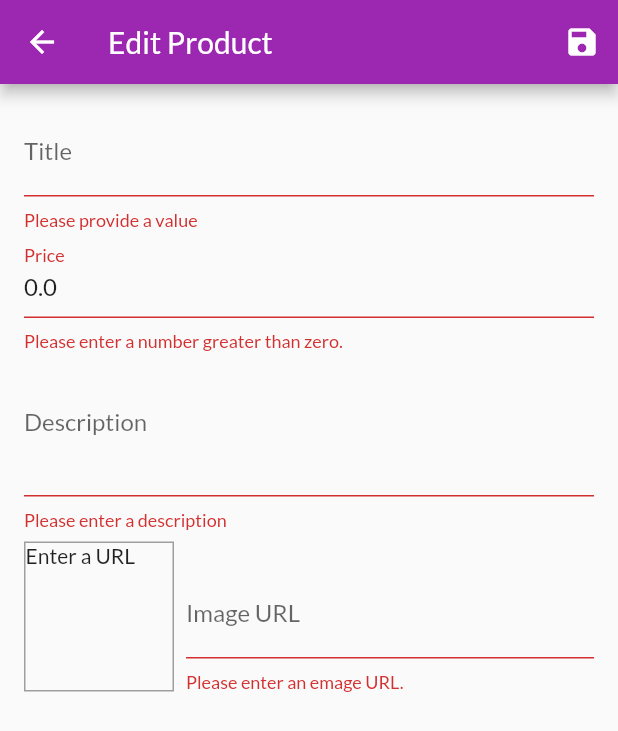
After one commit to johnnyaustor/flutter-shop-app, a Flutter app: the EditProductScreen screen opened by its route, after a tap on the "save" icon, on a phone screen of 412 x 824 dp. The commit adds this screen. Shown: the top 731 px of the screen. Run offline on Flutter 3.47's test engine with Material 2 defaults, Android fonts, the phone set to English and light mode, and no system bars; network calls fail.

Commit message:
update feature form input (#2)

```diff
--- a/lib/main.dart
+++ b/lib/main.dart
@@ -1,7 +1,9 @@
 import 'package:flutter/material.dart';
 import 'package:flutter_shop_app/providers/orders_provider.dart';
 import 'package:flutter_shop_app/screens/cart_screen.dart';
+import 'package:flutter_shop_app/screens/edit_product_screen.dart';
 import 'package:flutter_shop_app/screens/orders_screen.dart';
+import 'package:flutter_shop_app/screens/user_products_screen.dart';
 import 'package:provider/provider.dart';
 
 import 'providers/cart_provider.dart';
@@ -36,7 +38,9 @@ class MyApp extends StatelessWidget {
         routes: {
           ProductDetailScreen.routeName: (_) => const ProductDetailScreen(),
           CartScreen.routeName: (_) => const CartScreen(),
-          OrdersScreen.routerName: (_) => const OrdersScreen(),
+          OrdersScreen.routeName: (_) => const OrdersScreen(),
+          UserProductsScreen.routeName: (_) => const UserProductsScreen(),
+          EditProductScreen.routeName: (_) => const EditProductScreen(),
         },
       ),
     );
--- a/lib/providers/product_provider.dart
+++ b/lib/providers/product_provider.dart
@@ -9,7 +9,7 @@ class ProductProvider with ChangeNotifier {
   late bool isFavorite;
 
   ProductProvider({
-    required this.id,
+    this.id = '',
     required this.title,
     required this.desc,
     required this.price,
--- a/lib/providers/products_provider.dart
+++ b/lib/providers/products_provider.dart
@@ -49,8 +49,28 @@ class ProductsProvider with ChangeNotifier {
     return _items.firstWhere((product) => product.id == id);
   }
 
-  void add() {
-    // _items.add(product);
+  void add(ProductProvider product) {
+    final newProduct = ProductProvider(
+      id: DateTime.now().toString(),
+      title: product.title,
+      desc: product.desc,
+      price: product.price,
+      imageUrl: product.imageUrl,
+    );
+    _items.add(newProduct);
+    notifyListeners();
+  }
+
+  void update(String id, ProductProvider product) {
+    var productIndex = _items.indexWhere((item) => item.id == id);
+    if (productIndex >= 0) {
+      _items[productIndex] = product;
+      notifyListeners();
+    }
+  }
+
+  void delete(String id) {
+    _items.removeWhere((item) => item.id == id);
     notifyListeners();
   }
 }
--- /dev/null
+++ b/lib/screens/edit_product_screen.dart
@@ -0,0 +1,230 @@
+import 'package:flutter/material.dart';
+import 'package:flutter_shop_app/providers/product_provider.dart';
+import 'package:provider/provider.dart';
+
+import '../providers/products_provider.dart';
+
+class EditProductScreen extends StatefulWidget {
+  static const routeName = '/edit-product';
+  const EditProductScreen({Key? key}) : super(key: key);
+
+  @override
+  _EditProductScreenState createState() => _EditProductScreenState();
+}
+
+class _EditProductScreenState extends State<EditProductScreen> {
+  final _priceFocusNode = FocusNode();
+  final _descFocusNode = FocusNode();
+  final _imageUrlFocusNode = FocusNode();
+  final _imageUrlController = TextEditingController();
+  final _form = GlobalKey<FormState>();
+
+  String _title = '';
+  String _desc = '';
+  double _price = 0.0;
+  String _imageUrl = '';
+  ProductProvider _editedProduct = ProductProvider(
+    id: '',
+    title: '',
+    desc: '',
+    imageUrl: '',
+    price: 0.0,
+  );
+  var _isInit = true;
+
+  @override
+  void initState() {
+    _imageUrlFocusNode.addListener(_updateImageUrl);
+    super.initState();
+  }
+
+  @override
+  void didChangeDependencies() {
+    if (_isInit) {
+      final productId = ModalRoute.of(context)?.settings.arguments as String?;
+      if (productId != null) {
+        final product = Provider.of<ProductsProvider>(context, listen: false)
+            .findById(productId);
+        _editedProduct = product;
+        _imageUrl = _editedProduct.imageUrl;
+        _imageUrlController.text = _imageUrl;
+      }
+    }
+    _isInit = false;
+    super.didChangeDependencies();
+  }
+
+  @override
+  void dispose() {
+    _imageUrlFocusNode.removeListener(_updateImageUrl);
+    _priceFocusNode.dispose();
+    _descFocusNode.dispose();
+    _imageUrlFocusNode.dispose();
+    _imageUrlController.dispose();
+    super.dispose();
+  }
+
+  void _updateImageUrl() {
+    if (!_imageUrlFocusNode.hasFocus) {
+      setState(() {});
+    }
+  }
+
+  void _save() {
+    final isValid = _form.currentState!.validate();
+    if (!isValid) return;
+    _form.currentState!.save();
+    if (_editedProduct.id.isNotEmpty) {
+      // update product
+      _editedProduct = ProductProvider(
+        id: _editedProduct.id,
+        title: _title,
+        desc: _desc,
+        price: _price,
+        imageUrl: _imageUrl,
+        isFavorite: _editedProduct.isFavorite,
+      );
+      Provider.of<ProductsProvider>(context, listen: false)
+          .update(_editedProduct.id, _editedProduct);
+    } else {
+      // add new product
+      _editedProduct = ProductProvider(
+        title: _title,
+        desc: _desc,
+        price: _price,
+        imageUrl: _imageUrl,
+      );
+
+      Provider.of<ProductsProvider>(context, listen: false).add(_editedProduct);
+    }
+    Navigator.of(context).pop();
+  }
+
+  @override
+  Widget build(BuildContext context) {
+    return Scaffold(
+      appBar: AppBar(
+        title: const Text('Edit Product'),
+        actions: [
+          IconButton(
+            icon: const Icon(Icons.save),
+            onPressed: _save,
+          )
+        ],
+      ),
+      body: Padding(
+        padding: const EdgeInsets.all(16),
+        child: Form(
+          key: _form,
+          child: Column(
+            children: [
+              TextFormField(
+                initialValue: _editedProduct.title,
+                decoration: const InputDecoration(labelText: 'Title'),
+                textInputAction: TextInputAction.next,
+                validator: (value) {
+                  return value!.isEmpty ? 'Please provide a value' : null;
+                },
+                onFieldSubmitted: (_) {
+                  FocusScope.of(context).requestFocus(_priceFocusNode);
+                },
+                onSaved: (value) => _title = value!,
+              ),
+              TextFormField(
+                initialValue: _editedProduct.price.toString(),
+                decoration: const InputDecoration(labelText: 'Price'),
+                textInputAction: TextInputAction.next,
+                validator: (value) {
+                  if (value!.isEmpty) {
+                    return 'Please enter a price';
+                  }
+                  if (double.tryParse(value) == null) {
+                    return 'Please enter a valid number';
+                  }
+                  if (double.parse(value) <= 0) {
+                    return 'Please enter a number greater than zero.';
+                  }
+                  return null;
+                },
+                keyboardType: const TextInputType.numberWithOptions(
+                  decimal: true,
+                ),
+                focusNode: _priceFocusNode,
+                onFieldSubmitted: (_) {
+                  FocusScope.of(context).requestFocus(_descFocusNode);
+                },
+                onSaved: (value) => _price = double.parse(value!),
+              ),
+              TextFormField(
+                initialValue: _editedProduct.desc,
+                decoration: const InputDecoration(labelText: 'Description'),
+                maxLines: 3,
+                keyboardType: TextInputType.multiline,
+                focusNode: _descFocusNode,
+                validator: (value) {
+                  if (value!.isEmpty) {
+                    return 'Please enter a description';
+                  }
+                  if (value.length < 10) {
+                    return 'Should be at least 10 character';
+                  }
+                  return null;
+                },
+                onSaved: (value) => _desc = value!,
+              ),
+              Row(
+                crossAxisAlignment: CrossAxisAlignment.end,
+                children: [
+                  Container(
+                    width: 100,
+                    height: 100,
+                    margin: const EdgeInsets.only(top: 8, right: 8),
+                    decoration: BoxDecoration(
+                      border: Border.all(
+                        width: 1,
+                        color: Colors.grey,
+                      ),
+                    ),
+                    child: _imageUrlController.text.isEmpty
+                        ? const Text('Enter a URL')
+                        : FittedBox(
+                            child: Image.network(_imageUrlController.text),
+                            fit: BoxFit.cover,
+                          ),
+                  ),
+                  Expanded(
+                    child: TextFormField(
+                      decoration: const InputDecoration(labelText: 'Image URL'),
+                      keyboardType: TextInputType.url,
+                      textInputAction: TextInputAction.done,
+                      controller: _imageUrlController,
+                      focusNode: _imageUrlFocusNode,
+                      validator: (value) {
+                        if (value!.isEmpty) {
+                          return 'Please enter an emage URL.';
+                        }
+                        if (!value.startsWith('http') &&
+                            !value.startsWith('https')) {
+                          return 'Please enter a valid URL.';
+                        }
+                        return null;
+                      },
+                      onSaved: (value) => _imageUrl = value!,
+                      onFieldSubmitted: (_) {
+                        _save();
+                      },
+                      onEditingComplete: () {
+                        setState(() {});
+                      },
+                    ),
+                  ),
+                ],
+              ),
+            ],
+          ),
+          onChanged: () {},
+        ),
+      ),
+    );
+  }
+}
--- a/lib/screens/orders_screen.dart
+++ b/lib/screens/orders_screen.dart
@@ -6,7 +6,7 @@ import 'package:provider/provider.dart';
 import '../providers/orders_provider.dart';
 
 class OrdersScreen extends StatelessWidget {
-  static const String routerName = '/orders';
+  static const String routeName = '/orders';
   const OrdersScreen({Key? key}) : super(key: key);
 
   @override
```
Also changed, not shown: lib/providers/cart_provider.dart (+19 -0 lines), lib/screens/products_overview_screen.dart (+5 -5 lines), lib/screens/user_products_screen.dart (added, +50 -0 lines), lib/widgets/app_drawer.dart (+11 -1 lines), lib/widgets/cart_item.dart (+24 -0 lines), lib/widgets/product_item.dart (+11 -0 lines), lib/widgets/user_product_item.dart (added, +50 -0 lines).
